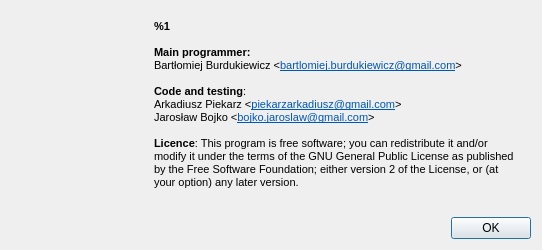
dev-0x7C6/led-frame, file about.ui: the form before one commit.
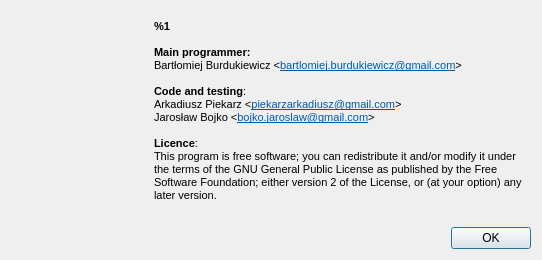
The form after the commit. Icons and pictures are not drawn.

```diff
--- a/about.ui
+++ b/about.ui
@@ -19,7 +19,7 @@
      <property name="minimumSize">
       <size>
        <width>0</width>
-       <height>200</height>
+       <height>210</height>
       </size>
      </property>
      <layout class="QHBoxLayout" name="horizontalLayout">
@@ -58,7 +58,8 @@
 &lt;p style=&quot; margin-top:0px; margin-bottom:0px; margin-left:0px; margin-right:0px; -qt-block-indent:0; text-indent:0px;&quot;&gt;Arkadiusz Piekarz &amp;lt;&lt;a href=&quot;piekarzarkadiusz@gmail.com&quot;&gt;&lt;span style=&quot; text-decoration: underline; color:#0057ae;&quot;&gt;piekarzarkadiusz@gmail.com&lt;/span&gt;&lt;/a&gt;&amp;gt;&lt;/p&gt;
 &lt;p style=&quot; margin-top:0px; margin-bottom:0px; margin-left:0px; margin-right:0px; -qt-block-indent:0; text-indent:0px;&quot;&gt;Jarosław Bojko &amp;lt;&lt;a href=&quot;bojko.jaroslaw@gmail.com&quot;&gt;&lt;span style=&quot; text-decoration: underline; color:#0057ae;&quot;&gt;bojko.jaroslaw@gmail.com&lt;/span&gt;&lt;/a&gt;&amp;gt;&lt;/p&gt;
 &lt;p style=&quot;-qt-paragraph-type:empty; margin-top:0px; margin-bottom:0px; margin-left:0px; margin-right:0px; -qt-block-indent:0; text-indent:0px;&quot;&gt;&lt;br /&gt;&lt;/p&gt;
-&lt;p style=&quot; margin-top:0px; margin-bottom:0px; margin-left:0px; margin-right:0px; -qt-block-indent:0; text-indent:0px;&quot;&gt;&lt;span style=&quot; font-weight:600;&quot;&gt;Licence&lt;/span&gt;: This program is free software; you can redistribute it and/or modify it under the terms of the GNU General Public License as published by the Free Software Foundation; either version 2 of the License, or (at your option) any later version.&lt;/p&gt;&lt;/body&gt;&lt;/html&gt;</string>
+&lt;p style=&quot; margin-top:0px; margin-bottom:0px; margin-left:0px; margin-right:0px; -qt-block-indent:0; text-indent:0px;&quot;&gt;&lt;span style=&quot; font-weight:600;&quot;&gt;Licence&lt;/span&gt;: &lt;/p&gt;
+&lt;p style=&quot; margin-top:0px; margin-bottom:0px; margin-left:0px; margin-right:0px; -qt-block-indent:0; text-indent:0px;&quot;&gt;This program is free software; you can redistribute it and/or modify it under the terms of the GNU General Public License as published by the Free Software Foundation; either version 2 of the License, or (at your option) any later version.&lt;/p&gt;&lt;/body&gt;&lt;/html&gt;</string>
         </property>
         <property name="alignment">
          <set>Qt::AlignLeading|Qt::AlignLeft|Qt::AlignTop</set>
```
